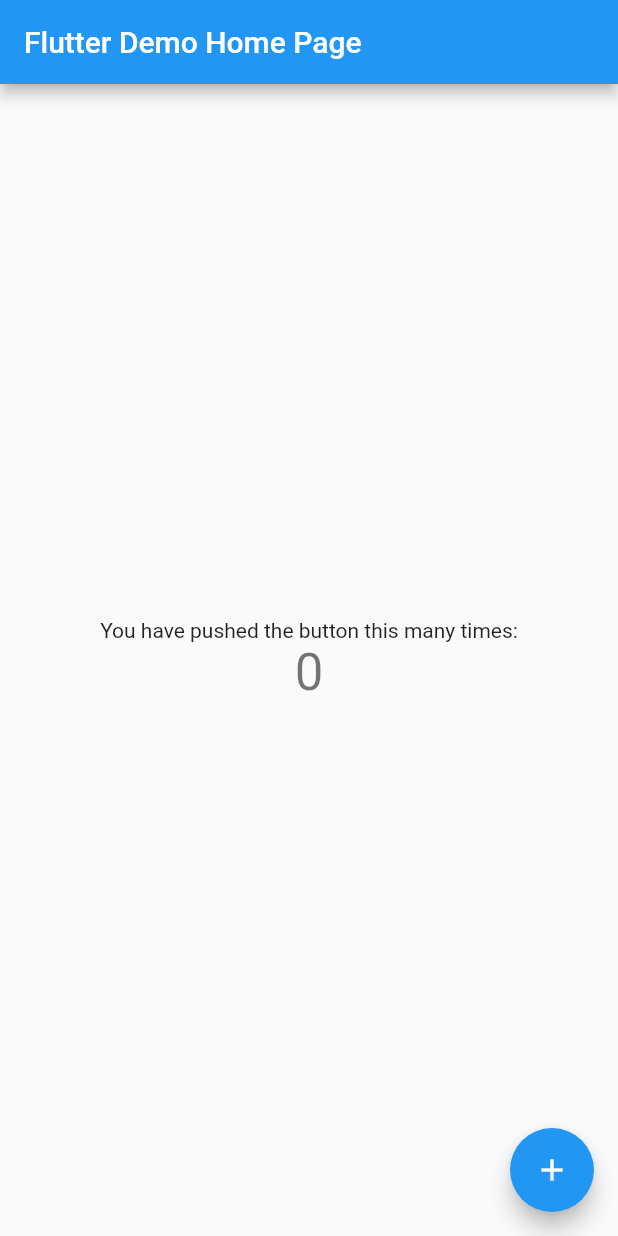
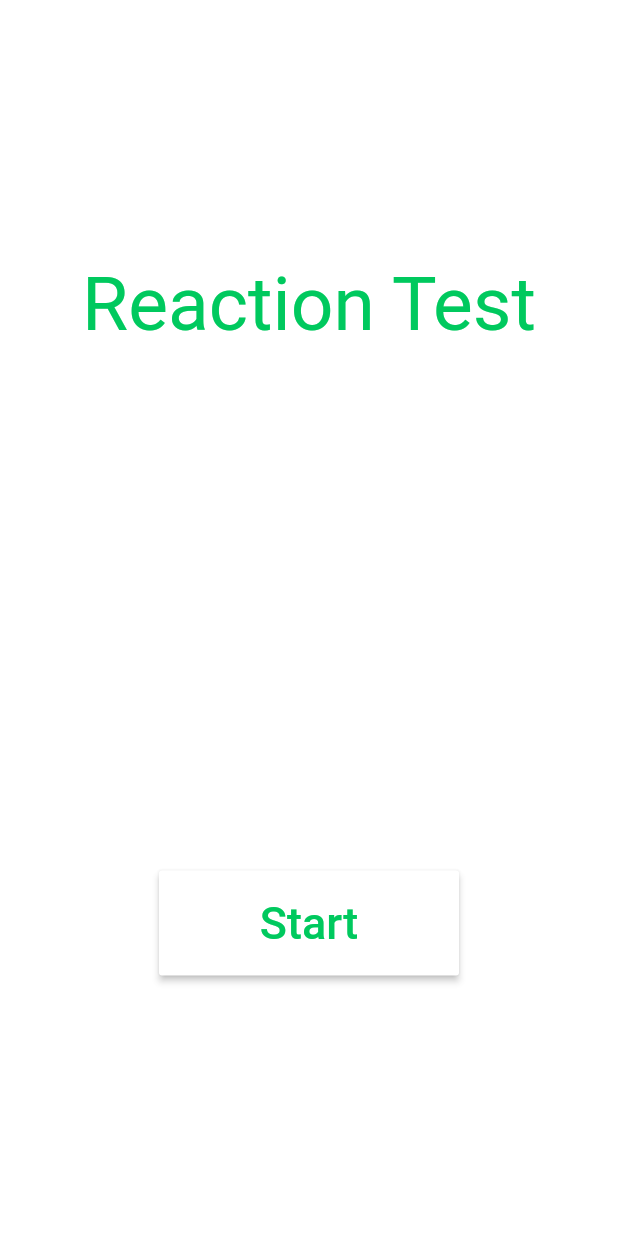
Before and after one commit to L-Hyeon/flutter-reaction, a Flutter app: the screen it shows after launch, on a phone screen of 412 x 824 dp. Run offline on Flutter 3.47's test engine with Material 2 defaults, Android fonts, the phone set to English and light mode, and no system bars; Roboto replaces fonts that are missing (c24).

```diff
--- a/lib/main.dart
+++ b/lib/main.dart
@@ -1,115 +1,72 @@
 import 'package:flutter/material.dart';
+import 'package:reaction/test_page.dart';
 
 void main() {
-  runApp(const MyApp());
+  runApp(
+    MaterialApp(
+      title: "Reaction Test",
+      initialRoute: '/',
+      routes: {
+        '/' : (BuildContext context) => HomePage(),
+        '/test' : (BuildContext context) => TestPage()
+      }
+  ));
 }
 
-class MyApp extends StatelessWidget {
-  const MyApp({Key? key}) : super(key: key);
+class HomePage extends StatelessWidget {
+  const HomePage({Key? key}) : super(key: key);
 
-  // This widget is the root of your application.
   @override
   Widget build(BuildContext context) {
-    return MaterialApp(
-      title: 'Flutter Demo',
-      theme: ThemeData(
-        // This is the theme of your application.
-        //
-        // Try running your application with "flutter run". You'll see the
-        // application has a blue toolbar. Then, without quitting the app, try
-        // changing the primarySwatch below to Colors.green and then invoke
-        // "hot reload" (press "r" in the console where you ran "flutter run",
-        // or simply save your changes to "hot reload" in a Flutter IDE).
-        // Notice that the counter didn't reset back to zero; the application
-        // is not restarted.
-        primarySwatch: Colors.blue,
+    return Scaffold(
+      backgroundColor: Colors.white,
+      body: Column(
+        mainAxisAlignment: MainAxisAlignment.spaceAround,
+        children: [
+          const Center(
+            child: TText(
+              text: "Reaction Test",
+              size: 50
+            )
+          ),
+          Center(
+            child: SizedBox(
+              width: 200,
+              height: 70,
+              child: RaisedButton(
+                onPressed: (){
+                  Navigator.pushNamedAndRemoveUntil(context, '/test', (route) => false);
+                },
+                color: Colors.white,
+                child: const TText(
+                  text: "Start",
+                  size: 30
+                ),
+              ),
+            ),
+          )
+        ],
       ),
-      home: const MyHomePage(title: 'Flutter Demo Home Page'),
     );
   }
 }
 
-class MyHomePage extends StatefulWidget {
-  const MyHomePage({Key? key, required this.title}) : super(key: key);
 
-  // This widget is the home page of your application. It is stateful, meaning
-  // that it has a State object (defined below) that contains fields that affect
-  // how it looks.
+class TText extends StatelessWidget {
+  final String text;
+  final double size;
 
-  // This class is the configuration for the state. It holds the values (in this
-  // case the title) provided by the parent (in this case the App widget) and
-  // used by the build method of the State. Fields in a Widget subclass are
-  // always marked "final".
-
-  final String title;
-
-  @override
-  State<MyHomePage> createState() => _MyHomePageState();
-}
-
-class _MyHomePageState extends State<MyHomePage> {
-  int _counter = 0;
-
-  void _incrementCounter() {
-    setState(() {
-      // This call to setState tells the Flutter framework that something has
-      // changed in this State, which causes it to rerun the build method below
-      // so that the display can reflect the updated values. If we changed
-      // _counter without calling setState(), then the build method would not be
-      // called again, and so nothing would appear to happen.
-      _counter++;
-    });
-  }
+  const TText({Key? key, required this.text, required this.size}) : super(key: key);
 
   @override
   Widget build(BuildContext context) {
-    // This method is rerun every time setState is called, for instance as done
-    // by the _incrementCounter method above.
-    //
-    // The Flutter framework has been optimized to make rerunning build methods
-    // fast, so that you can just rebuild anything that needs updating rather
-    // than having to individually change instances of widgets.
-    return Scaffold(
-      appBar: AppBar(
-        // Here we take the value from the MyHomePage object that was created by
-        // the App.build method, and use it to set our appbar title.
-        title: Text(widget.title),
+    return Text(
+      text,
+      style: TextStyle(
+        color: const Color(0xff00c95e),
+        fontFamily: "c24",
+        fontSize: size
       ),
-      body: Center(
-        // Center is a layout widget. It takes a single child and positions it
-        // in the middle of the parent.
-        child: Column(
-          // Column is also a layout widget. It takes a list of children and
-          // arranges them vertically. By default, it sizes itself to fit its
-          // children horizontally, and tries to be as tall as its parent.
-          //
-          // Invoke "debug painting" (press "p" in the console, choose the
-          // "Toggle Debug Paint" action from the Flutter Inspector in Android
-          // Studio, or the "Toggle Debug Paint" command in Visual Studio Code)
-          // to see the wireframe for each widget.
-          //
-          // Column has various properties to control how it sizes itself and
-          // how it positions its children. Here we use mainAxisAlignment to
-          // center the children vertically; the main axis here is the vertical
-          // axis because Columns are vertical (the cross axis would be
-          // horizontal).
-          mainAxisAlignment: MainAxisAlignment.center,
-          children: <Widget>[
-            const Text(
-              'You have pushed the button this many times:',
-            ),
-            Text(
-              '$_counter',
-              style: Theme.of(context).textTheme.headline4,
-            ),
-          ],
-        ),
-      ),
-      floatingActionButton: FloatingActionButton(
-        onPressed: _incrementCounter,
-        tooltip: 'Increment',
-        child: const Icon(Icons.add),
-      ), // This trailing comma makes auto-formatting nicer for build methods.
     );
   }
 }
```
Also changed, not shown: lib/test_page.dart (added, +60 -0 lines), pubspec.yaml (+4 -4 lines).
